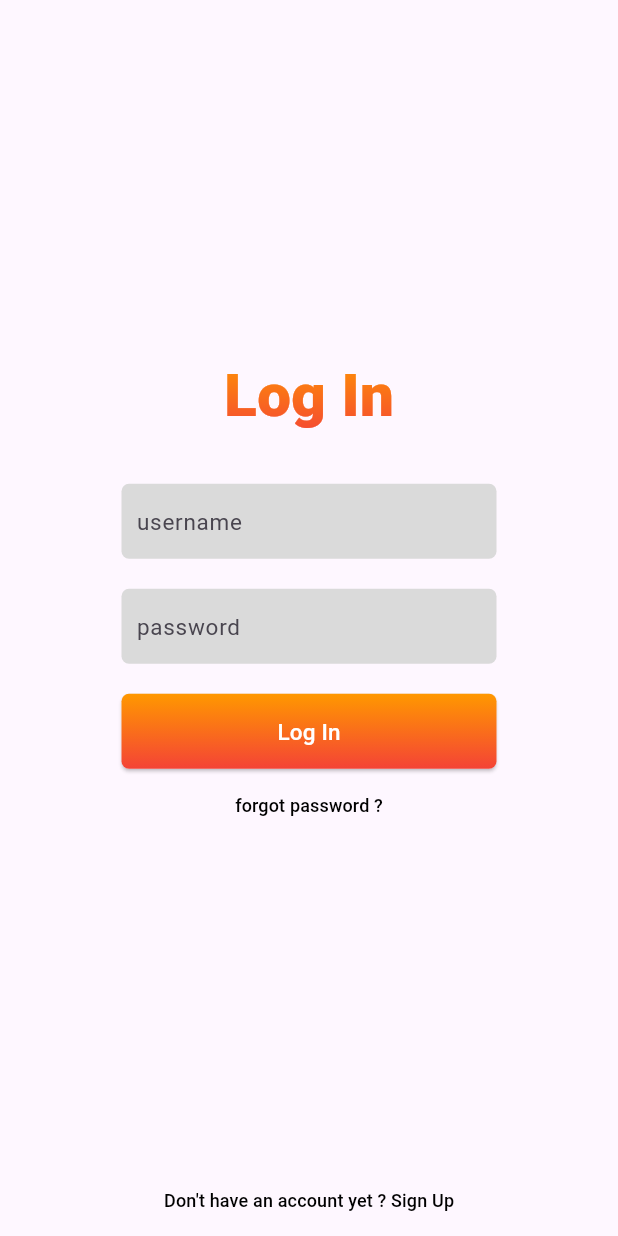
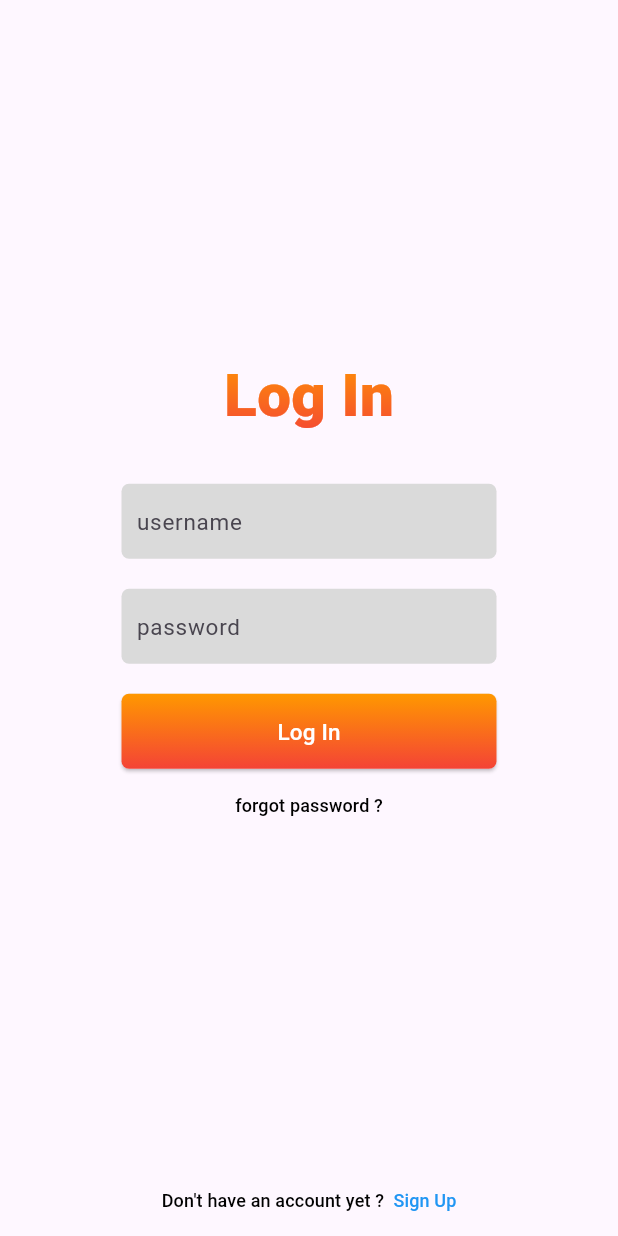
Before and after one commit to alxnderneurvoe/komiskiki, a Flutter app: the screen it shows after launch, on a phone screen of 412 x 824 dp. Run offline on Flutter 3.47's test engine with Material 3 defaults, Android fonts, the light colour scheme and no system bars; our stand-ins replace file_picker.

Commit message:
local login

```diff
--- a/lib/login-reges/login.dart
+++ b/lib/login-reges/login.dart
@@ -12,6 +12,9 @@ class LoginPage extends StatefulWidget {
 class _LoginPageState extends State<LoginPage> {
   final TextEditingController _username = TextEditingController();
   final TextEditingController _password = TextEditingController();
+
+  String user = 'kirinamvart@ex.com';
+  String pass = '12345678';
 
   @override
   Widget build(BuildContext context) {
@@ -34,18 +37,14 @@ class _LoginPageState extends State<LoginPage> {
                               end: Alignment.bottomCenter,
                               colors: [Colors.orange, Colors.red],
                               stops: [0.0, 1.0],
-                      tileMode: TileMode.clamp,
-                    ).createShader(bounds);
+                              tileMode: TileMode.clamp)
+                          .createShader(bounds);
                     },
-                  child: const Text(
-                    'Log In',
+                    child: const Text('Log In',
                         style: TextStyle(
                             fontWeight: FontWeight.w800,
                             fontSize: 40,
-                      color: Colors.white,
-                    ),
-                  ),
-                ),
+                            color: Colors.white))),
                 const SizedBox(height: 30),
                 // BOX USERNAME // BOX USERNAME // BOX USERNAME // BOX USERNAME // BOX USERNAME
                 Container(
@@ -54,18 +53,15 @@ class _LoginPageState extends State<LoginPage> {
                     width: 250,
                     decoration: BoxDecoration(
                         borderRadius: BorderRadius.circular(5),
-                    color: const Color.fromARGB(255, 218, 218, 218),
-                  ),
+                        color: const Color.fromARGB(255, 218, 218, 218)),
                     child: TextFormField(
                         controller: _username,
                         cursorColor: Colors.black.withOpacity(0.5),
                         decoration: const InputDecoration(
                             floatingLabelBehavior: FloatingLabelBehavior.never,
-                      label: Text('username', style: TextStyle(fontSize: 15)),
-                      border: InputBorder.none,
-                    ),
-                  ),
-                ),
+                            label: Text('username',
+                                style: TextStyle(fontSize: 15)),
+                            border: InputBorder.none))),
                 const SizedBox(height: 20),
                 // BOX PASSWORD // BOX PASSWORD // BOX PASSWORD // BOX PASSWORD // BOX PASSWORD
                 Container(
@@ -81,16 +77,15 @@ class _LoginPageState extends State<LoginPage> {
                         cursorColor: Colors.black.withOpacity(0.5),
                         decoration: const InputDecoration(
                             floatingLabelBehavior: FloatingLabelBehavior.never,
-                      label: Text('password', style: TextStyle(fontSize: 15)),
-                      border: InputBorder.none,
-                    ),
-                  ),
-                ),
+                            label: Text('password',
+                                style: TextStyle(fontSize: 15)),
+                            border: InputBorder.none))),
                 const SizedBox(height: 20),
                 // BUTTON LOGIN // BUTTON LOGIN // BUTTON LOGIN // BUTTON LOGIN // BUTTON LOGIN
                 ElevatedButton(
                     style: ButtonStyle(
-                    padding: const MaterialStatePropertyAll(EdgeInsets.all(0)),
+                      padding:
+                          const MaterialStatePropertyAll(EdgeInsets.all(0)),
                       fixedSize: const MaterialStatePropertyAll(Size(250, 50)),
                       shape: MaterialStatePropertyAll<RoundedRectangleBorder>(
                         RoundedRectangleBorder(
@@ -101,7 +96,7 @@ class _LoginPageState extends State<LoginPage> {
                           Colors.transparent),
                     ),
                     onPressed: () {
-                    navToHomePage(context);
+                      login(context);
                     },
                     child: Container(
                         height: 50,
@@ -117,47 +112,42 @@ class _LoginPageState extends State<LoginPage> {
                           ),
                         ),
                         child: const Center(
-                      child: Text(
-                        'Log In',
+                            child: Text('Log In',
                                 style: TextStyle(
-                          fontSize: 15,
-                          color: Colors.white,
-                        ),
-                      ),
-                    ),
-                  ),
-                ),
+                                    fontSize: 15, color: Colors.white))))),
                 TextButton(
                     onPressed: () {
                       navToForgotPage(context);
                     },
-                  child: const Text(
-                    'forgot password ?',
-                    style: TextStyle(
-                      color: Colors.black,
-                      fontSize: 12,
-                    ),
-                  ),
-                ),
-              ],
-            ),
-          ),
+                    child: const Text('forgot password ?',
+                        style: TextStyle(color: Colors.black, fontSize: 12)))
+              ])),
           TextButton(
               style: const ButtonStyle(
-                fixedSize: MaterialStatePropertyAll(Size(double.infinity, 1))),
+                  fixedSize:
+                      MaterialStatePropertyAll(Size(double.infinity, 1))),
               onPressed: () {
                 navToRegisPage(context);
               },
-            child: const Text(
-              "Don't have an account yet ? Sign Up",
-              style: TextStyle(
-                color: Colors.black,
-                fontSize: 12,
-              ),
-            ),
-          ),
-        ],
-      ),
-    );
+              child: const Row(
+                  mainAxisAlignment: MainAxisAlignment.center,
+                  children: [
+                    Text("Don't have an account yet ? ",
+                        style: TextStyle(color: Colors.black, fontSize: 12)),
+                    Text(" Sign Up",
+                        style: TextStyle(color: Colors.blue, fontSize: 12))
+                  ]))
+        ]));
+  }
+
+  void login(BuildContext context) {
+    if (user == _username.text && pass == _password.text) {
+      navToHomePage(context);
+      ScaffoldMessenger.of(context).showSnackBar(const SnackBar(
+          content: Text('Login Success !!'), duration: Duration(seconds: 3)));
+    } else {
+      ScaffoldMessenger.of(context).showSnackBar(const SnackBar(
+          content: Text('Login Failed !!'), duration: Duration(seconds: 3)));
     }
   }
+}
```
Also changed, not shown: lib/Widgets/home/home.dart (+8 -4 lines). Lines whose indentation alone changed are shown as unchanged.
